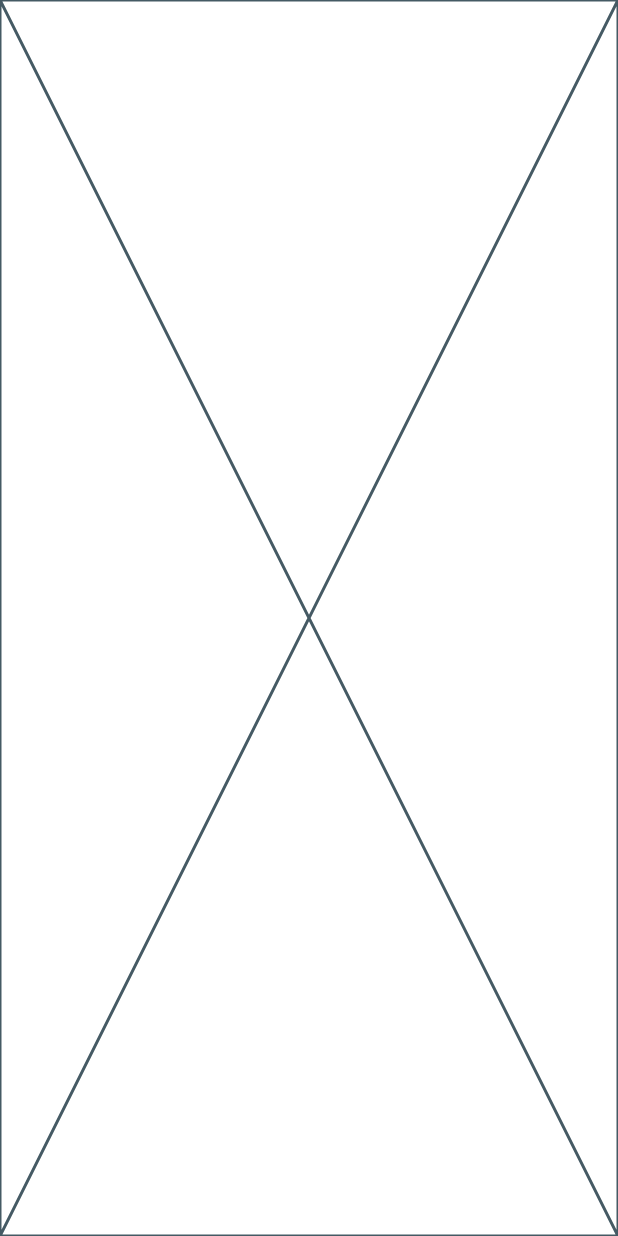
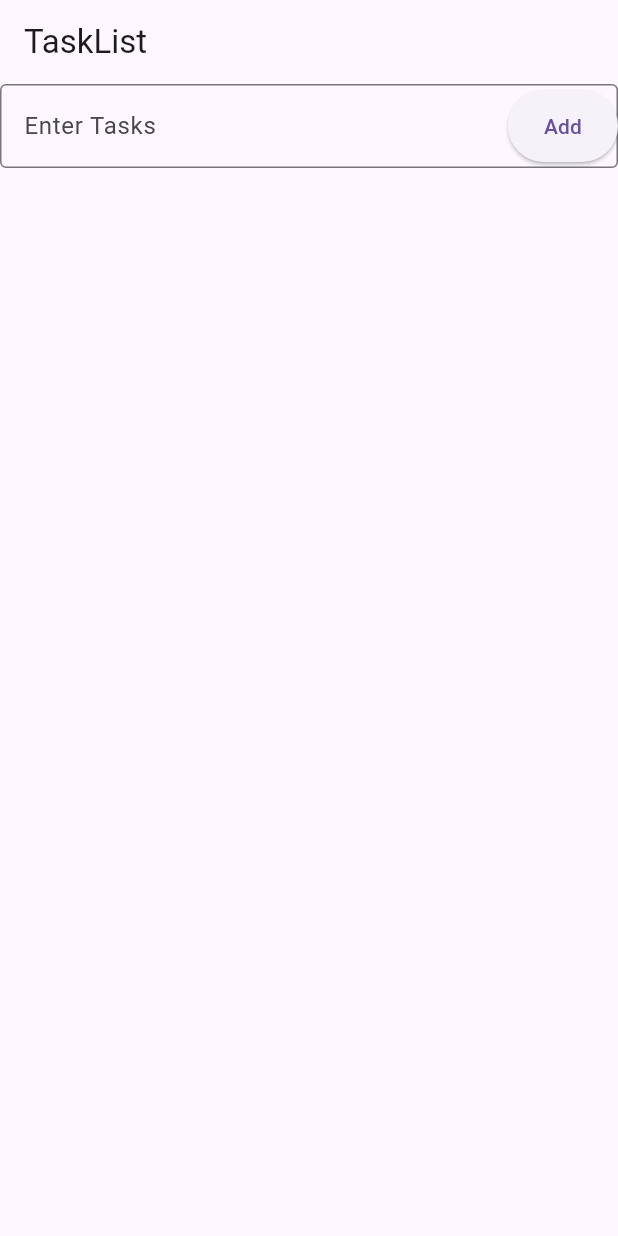
Before and after one commit to SunwooDua/TaskManager, a Flutter app: the screen it shows after launch, on a phone screen of 412 x 824 dp. Run offline on Flutter 3.47's test engine with Material 3 defaults, Android fonts, the phone set to English and light mode, and no system bars.

Commit message:
add, checkbox, and input function is added

```diff
--- a/lib/main.dart
+++ b/lib/main.dart
@@ -1,7 +1,14 @@
 import 'package:flutter/material.dart';
 
 void main() {
-  runApp(const TaskListScreen());
+  runApp(TaskManager());
+}
+
+class TaskManager extends StatelessWidget {
+  @override
+  Widget build(BuildContext context) {
+    return MaterialApp(home: TaskListScreen());
+  }
 }
 
 class TaskListScreen extends StatefulWidget {
@@ -12,8 +19,56 @@ class TaskListScreen extends StatefulWidget {
 }
 
 class _TaskListScreenState extends State<TaskListScreen> {
+  final List<Map<String, dynamic>> tasks = [];
+  final TextEditingController taskController = TextEditingController();
+  bool? _isChecked = false;
+
+  void addTask() {
+    if (taskController.text.isNotEmpty) {
+      setState(() {
+        tasks.add({'text': taskController.text, 'isChecked': false});
+        taskController.clear();
+      });
+    }
+  }
+
+  void toggleTask(int index, bool? newValue) {
+    setState(() {
+      tasks[index]['isChecked'] = newValue ?? false;
+    });
+  }
+
   @override
   Widget build(BuildContext context) {
-    return const Placeholder();
+    return Scaffold(
+      appBar: AppBar(title: Text('TaskList')),
+      body: Column(
+        children: [
+          TextField(
+            controller: taskController,
+            decoration: InputDecoration(
+              border: OutlineInputBorder(),
+              labelText: "Enter Tasks",
+              suffixIcon: ElevatedButton(
+                onPressed: addTask,
+                child: Text('Add'),
+              ),
+            ),
+          ),
+          Expanded(
+            child: ListView.builder(
+              itemCount: tasks.length,
+              itemBuilder: (context, index) {
+                return CheckboxListTile(
+                  title: Text(tasks[index]['text']),
+                  value: tasks[index]['isChecked'],
+                  onChanged: (newValue) => toggleTask(index, newValue),
+                );
+              },
+            ),
+          ),
+        ],
+      ),
+    );
   }
 }
```
